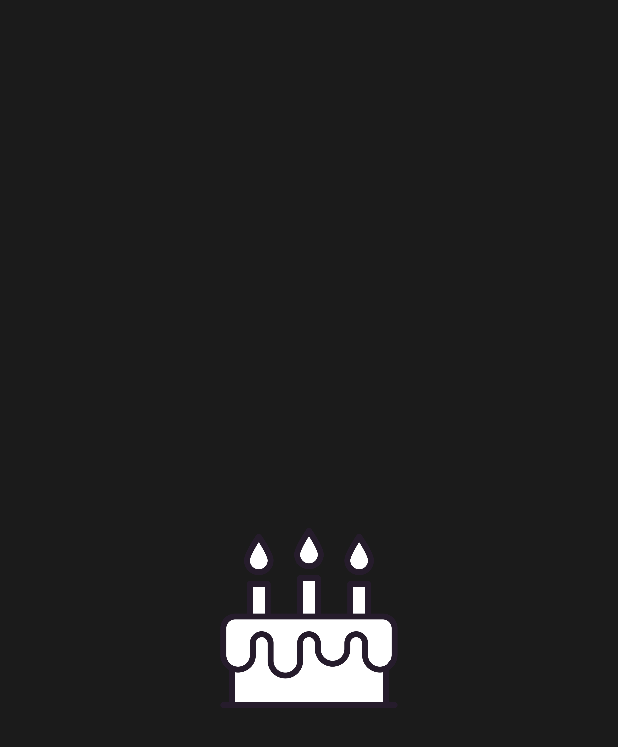
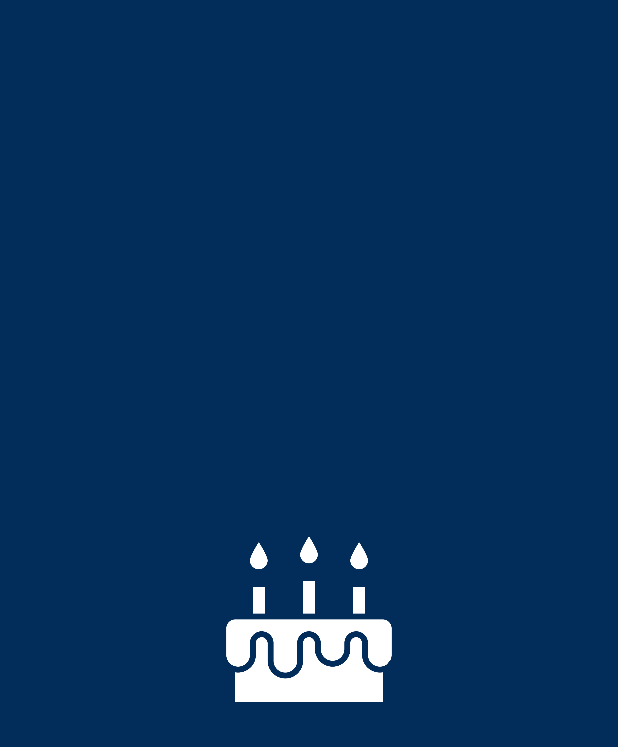
Before and after one commit to muammarahlnn/YourBirthdayCountdown, an Android app: the SplashActivity screen opened directly, with no data from a screen before it, on a phone screen of 412 x 824 dp. Shown: the top 747 px of the screen. Run offline under Robolectric (Android 15) with nearby library versions, the light colour scheme and no system bars; 1 statement that could not run was skipped.

Commit message:
change splash's UI

```diff
--- a/app/src/main/java/com/ardnn/yourbirthdaycountdown/SplashActivity.kt
+++ b/app/src/main/java/com/ardnn/yourbirthdaycountdown/SplashActivity.kt
@@ -9,6 +9,7 @@ import android.os.Looper
 class SplashActivity : AppCompatActivity() {
     override fun onCreate(savedInstanceState: Bundle?) {
         super.onCreate(savedInstanceState)
+        setTheme(R.style.SplashTheme)
         setContentView(R.layout.activity_splash)
 
         // set timer for 1 second
--- a/app/src/main/res/layout/activity_splash.xml
+++ b/app/src/main/res/layout/activity_splash.xml
@@ -4,7 +4,7 @@
     xmlns:tools="http://schemas.android.com/tools"
     android:layout_width="match_parent"
     android:layout_height="match_parent"
-    android:background="@color/black_primary"
+    android:background="@color/blue_primary"
     tools:context=".SplashActivity">
 
     <ImageView
--- a/app/src/main/res/values-night/themes.xml
+++ b/app/src/main/res/values-night/themes.xml
@@ -1,6 +1,6 @@
 <resources xmlns:tools="http://schemas.android.com/tools">
     <!-- Base application theme. -->
-    <style name="Theme.YourBirthdayCountdown" parent="Theme.MaterialComponents.DayNight.NoActionBar">
+    <style name="Theme.YourBirthdayCountdown" parent="Theme.AppCompat.DayNight.NoActionBar">
         <!-- Primary brand color. -->
         <item name="colorPrimary">@color/black_primary</item>
         <item name="colorPrimaryVariant">@color/black_primary</item>
@@ -8,7 +8,21 @@
         <!-- Secondary brand color. -->
         <item name="colorSecondary">@color/blue_primary</item>
         <item name="colorSecondaryVariant">@color/blue_primary</item>
-        <item name="colorOnSecondary">@color/black</item>q
+        <item name="colorOnSecondary">@color/black</item>
+        <!-- Status bar color. -->
+        <item name="android:statusBarColor" tools:targetApi="l">?attr/colorPrimaryVariant</item>
+        <!-- Customize your theme here. -->
+    </style>
+
+    <style name="SplashTheme" parent="Theme.AppCompat.DayNight.NoActionBar">
+        <!-- Primary brand color. -->
+        <item name="colorPrimary">@color/blue_primary</item>
+        <item name="colorPrimaryVariant">@color/blue_primary</item>
+        <item name="colorOnPrimary">@color/white</item>
+        <!-- Secondary brand color. -->
+        <item name="colorSecondary">@color/blue_primary</item>
+        <item name="colorSecondaryVariant">@color/blue_primary</item>
+        <item name="colorOnSecondary">@color/black</item>
         <!-- Status bar color. -->
         <item name="android:statusBarColor" tools:targetApi="l">?attr/colorPrimaryVariant</item>
         <!-- Customize your theme here. -->
--- a/app/src/main/res/values/themes.xml
+++ b/app/src/main/res/values/themes.xml
@@ -13,4 +13,18 @@
         <item name="android:statusBarColor" tools:targetApi="l">?attr/colorPrimaryVariant</item>
         <!-- Customize your theme here. -->
     </style>
+
+    <style name="SplashTheme" parent="Theme.AppCompat.DayNight.NoActionBar">
+        <!-- Primary brand color. -->
+        <item name="colorPrimary">@color/blue_primary</item>
+        <item name="colorPrimaryVariant">@color/blue_primary</item>
+        <item name="colorOnPrimary">@color/white</item>
+        <!-- Secondary brand color. -->
+        <item name="colorSecondary">@color/blue_primary</item>
+        <item name="colorSecondaryVariant">@color/blue_primary</item>
+        <item name="colorOnSecondary">@color/black</item>
+        <!-- Status bar color. -->
+        <item name="android:statusBarColor" tools:targetApi="l">?attr/colorPrimaryVariant</item>
+        <!-- Customize your theme here. -->
+    </style>
 </resources>
```
Also changed, not shown: app/src/main/res/drawable/ic_birthday_cake.png, app/src/main/res/drawable/ic_birthday_cake1.png (deleted).
